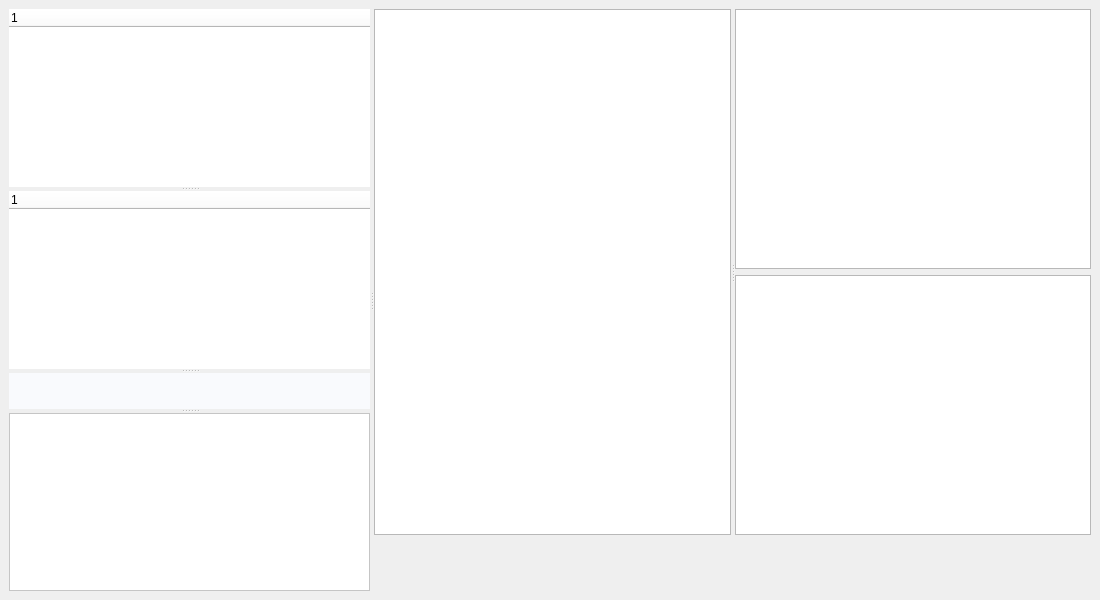
Before: the Qt Designer form src/princekin/ui/behavior/behaviourwidget.ui in chorushe/princekin, drawn with Qt 5.
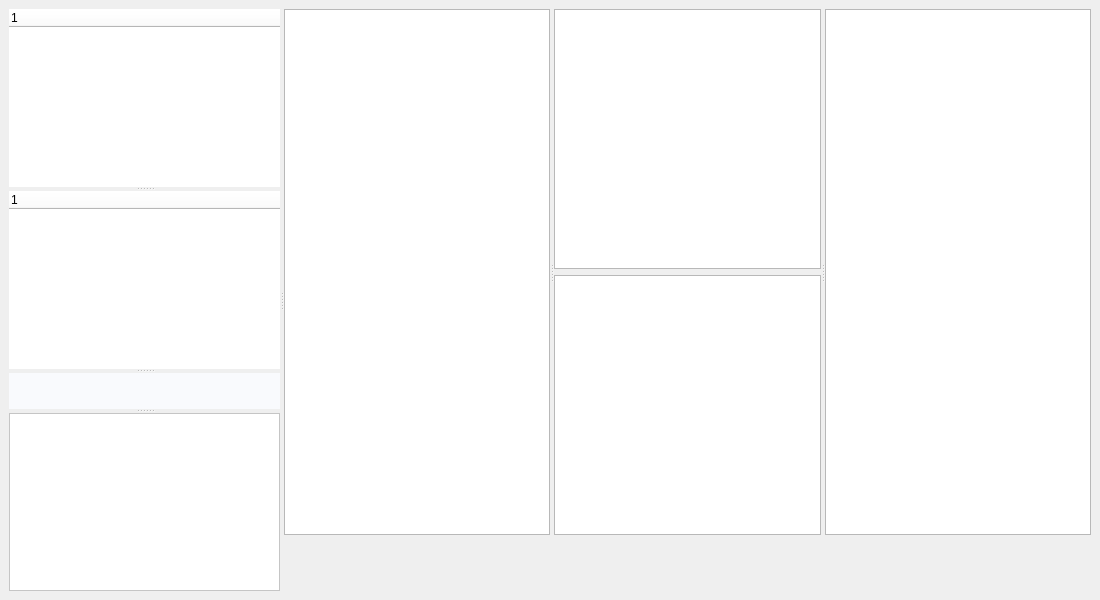
After: the same form once the commit is applied. Icons and pictures are not drawn.

What changed in the file:
```diff
--- a/src/princekin/ui/behavior/behaviourwidget.ui
+++ b/src/princekin/ui/behavior/behaviourwidget.ui
@@ -114,7 +114,7 @@
         </property>
        </widget>
       </widget>
-      <widget class="QWidget" name="layoutWidget">
+      <widget class="QWidget" name="">
        <layout class="QVBoxLayout" name="verticalLayout_2">
         <item>
          <widget class="QSplitter" name="splitter_2">
@@ -132,6 +132,7 @@
             </item>
            </layout>
           </widget>
+          <widget class="QListWidget" name="domainListWidget"/>
          </widget>
         </item>
         <item>
```
